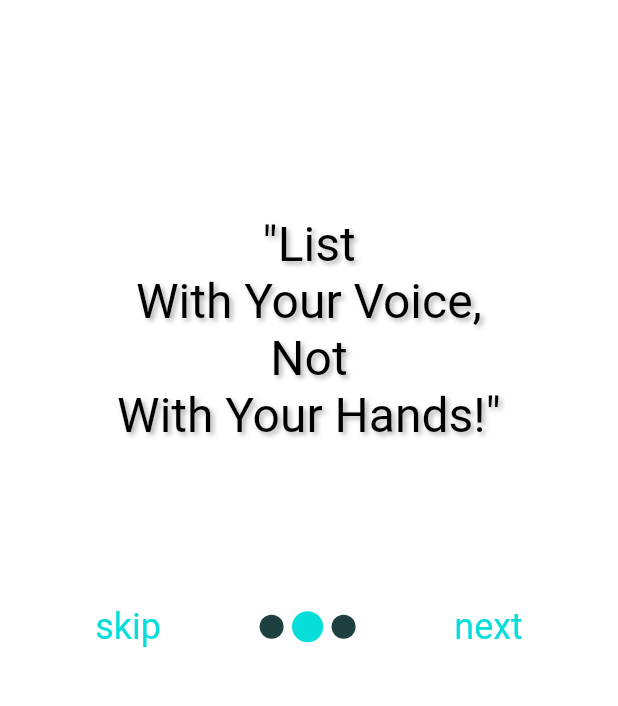
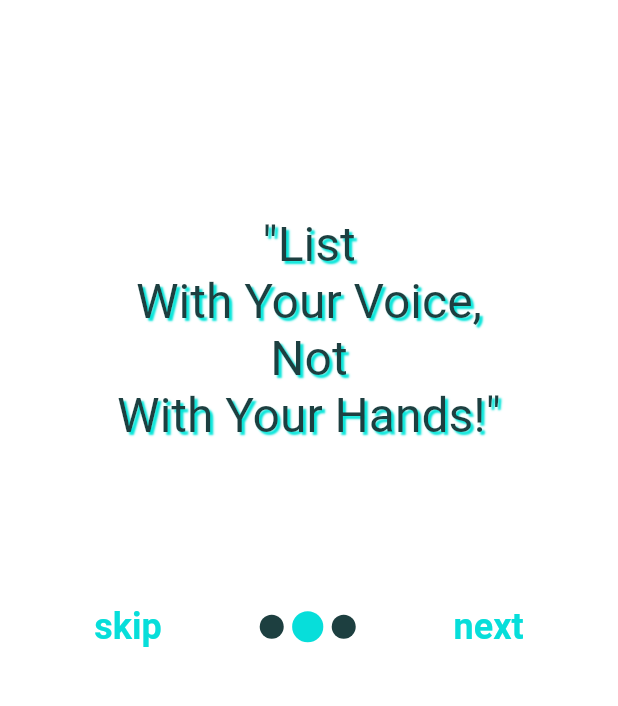
Before and after one commit to ListMe-MP/list_me, a Flutter app: the screen it shows after launch, swiped to page 2, on a phone screen of 412 x 824 dp, the part 439-1145 px from its top. Run offline on Flutter 3.47's test engine with Material 2 defaults, Android fonts, the phone set to English and light mode, and no system bars; drawn by our look-alikes of smooth_page_indicator; our stand-ins replace another_flushbar, google_fonts, ionicons, syncfusion_flutter_charts, toggle_switch; Roboto replaces fonts that are missing (Castoro).

Commit message:
changed onbording screen text colors

```diff
--- a/lib/components/fontstyle.dart
+++ b/lib/components/fontstyle.dart
@@ -1,13 +1,15 @@
 import 'package:flutter/material.dart';
 
+import 'colors.dart';
+
 const fstyle1 = TextStyle(
-    color: Color.fromRGBO(0, 0, 0, 1),
+    color: tc1,
     fontSize: 32,
     fontWeight: FontWeight.w400,
     shadows: <Shadow>[
       Shadow(
         offset: Offset(2, 2),
-        blurRadius: 4.0,
-        color: Color.fromRGBO(0, 0, 0, 0.3),
+        blurRadius: 1.0,
+        color: tc5,
       )
     ]);
--- a/lib/onboarding_screen.dart
+++ b/lib/onboarding_screen.dart
@@ -99,7 +99,7 @@ class _OnBoardingScreenState extends State<OnBoardingScreen> {
                     },
                     child: const Text(
                       'skip',
-                      style: TextStyle(color: ttc1, fontSize: 24),
+                      style: TextStyle(color: ttc1, fontSize: 24, fontWeight: FontWeight.bold),
                     ),
                   ),
                   // dot indicator
@@ -122,7 +122,7 @@ class _OnBoardingScreenState extends State<OnBoardingScreen> {
                           },
                           child: const Text(
                             'done',
-                            style: TextStyle(color: ttc1, fontSize: 24),
+                            style: TextStyle(color: tc1, fontSize: 24, fontWeight: FontWeight.bold),
                           ))
                       : GestureDetector(
                           onTap: () {
@@ -132,7 +132,7 @@ class _OnBoardingScreenState extends State<OnBoardingScreen> {
                           },
                           child: const Text(
                             'next',
-                            style: TextStyle(color: ttc1, fontSize: 24),
+                            style: TextStyle(color: ttc1, fontSize: 24, fontWeight: FontWeight.bold),
                           )),
                 ],
               )),
```
